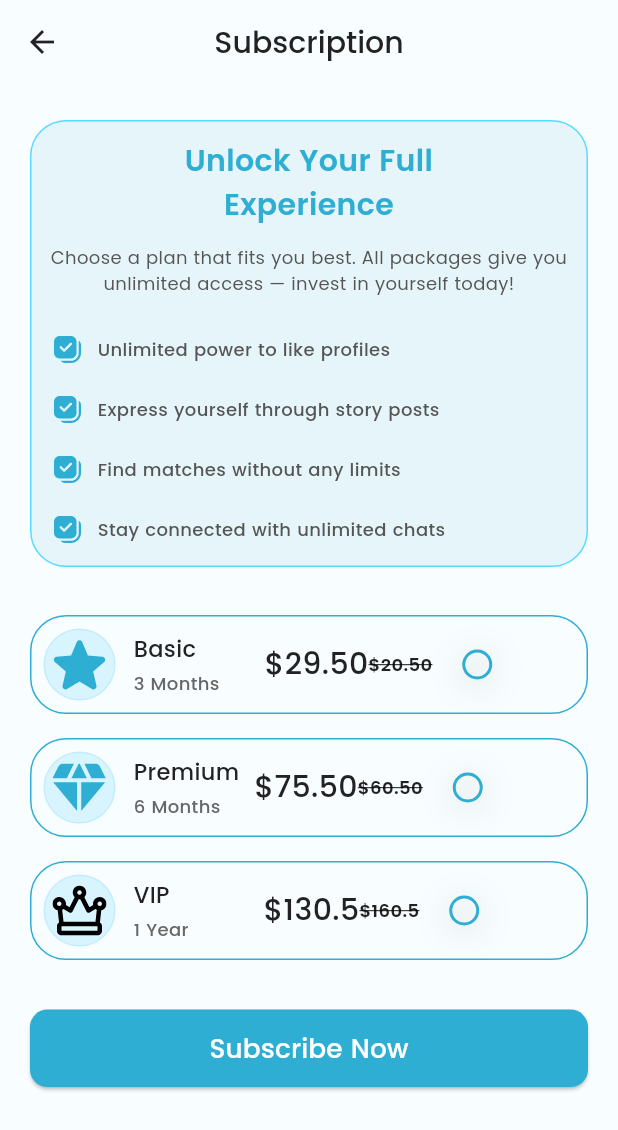
After one commit to MdLimon123/Sidneby-s-Dating-App, a Flutter app: the SubscriptionScreen screen opened directly, on a phone screen of 412 x 824 dp. The commit adds this screen. Shown: the top 1130 px of the screen. Run offline on Flutter 3.47's test engine with Material 3 defaults, Android fonts, the light colour scheme and no system bars; our stand-ins replace country_code_picker, dotted_border, flutter_otp_text_field, flutter_screenutil, flutter_spinkit, flutter_svg and 4 more; accounts and stored records are empty.

Commit message:
complete subscription

```diff
--- /dev/null
+++ b/lib/views/screen/Profile/AllSubScreen/subscription_screen.dart
@@ -0,0 +1,326 @@
+import 'package:flutter/material.dart';
+import 'package:flutter_svg/flutter_svg.dart';
+import 'package:sindeby_dating_app/utils/app_colors.dart';
+import 'package:sindeby_dating_app/views/base/appbar.dart';
+import 'package:sindeby_dating_app/views/base/custom_button.dart';
+import 'package:sindeby_dating_app/views/base/custom_radio_button.dart';
+
+class SubscriptionScreen extends StatefulWidget {
+  const SubscriptionScreen({super.key});
+
+  @override
+  State<SubscriptionScreen> createState() => _SubscriptionScreenState();
+}
+
+class _SubscriptionScreenState extends State<SubscriptionScreen> {
+
+  bool isBasic = false;
+  bool isPremium =false;
+  bool isVip = false;
+  @override
+  Widget build(BuildContext context) {
+    return Scaffold(
+      backgroundColor: AppColors.backgroundColor,
+      appBar: AppBar(
+        backgroundColor: AppColors.secondaryBackgroundColor,
+        leading: Icon(Icons.arrow_back, color: AppColors.textColor,),
+        title: Text(
+          "Subscription",
+          style: TextStyle(
+            fontSize: 20,
+            fontWeight: FontWeight.w500,
+            color: AppColors.textColor,
+          ),
+        ),
+        centerTitle: true,
+      ),
+      body: ListView(
+        padding: EdgeInsets.symmetric(horizontal: 20, vertical: 24),
+        children: [
+          Container(
+            width: double.infinity,
+            padding: EdgeInsets.all(12),
+            decoration: BoxDecoration(
+              color: Color(0xFF97D6E8).withValues(alpha: 0.20),
+              borderRadius: BorderRadius.circular(24),
+              border: Border.all(color: Color(0xFF59DBFF),
+                  width: 1)
+            ),
+            child: Column(
+              children: [
+                Center(
+                  child: Text("Unlock Your Full \nExperience",
+                  style: TextStyle(
+                    fontSize: 20,
+                    fontWeight: FontWeight.w600,
+                    color: Color(0xFF2EAED2)
+                  ),
+                  textAlign: TextAlign.center,),
+                ),
+                SizedBox(height: 12,),
+                Text("Choose a plan that fits you best. All packages give you unlimited access — invest in yourself today!",
+                style: TextStyle(
+                  fontSize: 12,
+                  fontWeight: FontWeight.w400,
+                  color: Color(0xFF555555)
+                ),
+                textAlign: TextAlign.center,),
+                SizedBox(height: 24,),
+                _customText(
+                  text: "Unlimited power to like profiles"
+                ),
+                SizedBox(height: 16,),
+                _customText(
+                    text: "Express yourself through story posts"
+                ),
+                SizedBox(height: 16,),
+                _customText(
+                    text: "Find matches without any limits"
+                ),
+                SizedBox(height: 16,),
+                _customText(
+                    text: "Stay connected with unlimited chats"
+                ),
+              ],
+            ),
+          ),
+
+          SizedBox(height: 32,),
+          Container(
+            width: double.infinity,
+            padding: EdgeInsets.all(8),
+            decoration: BoxDecoration(
+              borderRadius: BorderRadius.circular(24),
+              border: Border.all(color: Color(0xFF2EAED2),
+                  width: 1)
+            ),
+            child: Row(
+              children: [
+                Container(
+                  height: 48,
+                  width: 48,
+                  decoration: BoxDecoration(
+                    color: Color(0xFFA3E9FF).withValues(alpha: 0.38),
+                    shape: BoxShape.circle,
+                    border: Border.all(color: Color(0xFF2EAED2).withValues(alpha: 0.12),
+                    width: 1)
+                  ),
+                  child: Padding(
+                    padding: const EdgeInsets.all(5.0),
+                    child: SvgPicture.asset('assets/icons/star.svg'),
+                  ),
+                  ),
+                SizedBox(width: 12,),
+                Column(
+                  mainAxisAlignment: MainAxisAlignment.start,
+                  crossAxisAlignment: CrossAxisAlignment.start,
+                  children: [
+                    Text("Basic",
+                    style: TextStyle(
+                      fontSize: 15,
+                      fontWeight: FontWeight.w500,
+                      color: AppColors.textColor
+                    ),),
+                    SizedBox(height: 4,),
+                    Text("3 Months",
+                    style: TextStyle(
+                      fontSize: 12,
+                      fontWeight: FontWeight.w500,
+                      color: Color(0xFF676767)
+                    ),)
+                  ],
+                ),
+                SizedBox(width: 30,),
+                Text("\$29.50",
+                style: TextStyle(
+                  fontSize: 20,
+                  fontWeight: FontWeight.w500,
+                  color: AppColors.textColor
+                ),),
+                Text("\$20.50",
+                  style: TextStyle(
+                      fontSize: 12,
+                      fontWeight: FontWeight.w600,
+                      color: AppColors.textColor,
+                    decoration: TextDecoration.lineThrough
+                  ),),
+                SizedBox(width: 20,),
+                CustomRadioButton(
+                    value: isBasic,
+                    onChanged: (val){
+                      setState(() {
+                        isBasic = val;
+                      });
+                    })
+
+              ],
+            ),
+          ),
+          SizedBox(height: 16,),
+          Container(
+            width: double.infinity,
+            padding: EdgeInsets.all(8),
+            decoration: BoxDecoration(
+                borderRadius: BorderRadius.circular(24),
+                border: Border.all(color: Color(0xFF2EAED2),
+                    width: 1)
+            ),
+            child: Row(
+
+              children: [
+                Container(
+                  height: 48,
+                  width: 48,
+                  decoration: BoxDecoration(
+                      color: Color(0xFFA3E9FF).withValues(alpha: 0.38),
+                      shape: BoxShape.circle,
+                      border: Border.all(color: Color(0xFF2EAED2).withValues(alpha: 0.12),
+                          width: 1)
+                  ),
+                  child: Padding(
+                    padding: const EdgeInsets.all(5.0),
+                    child: SvgPicture.asset('assets/icons/dimaon.svg'),
+                  ),
+                ),
+                SizedBox(width: 12,),
+                Column(
+                  mainAxisAlignment: MainAxisAlignment.start,
+                  crossAxisAlignment: CrossAxisAlignment.start,
+                  children: [
+                    Text("Premium",
+                      style: TextStyle(
+                          fontSize: 15,
+                          fontWeight: FontWeight.w500,
+                          color: AppColors.textColor
+                      ),),
+                    SizedBox(height: 4,),
+                    Text("6 Months",
+                      style: TextStyle(
+                          fontSize: 12,
+                          fontWeight: FontWeight.w500,
+                          color: Color(0xFF676767)
+                      ),)
+                  ],
+                ),
+                SizedBox(width: 10,),
+                Text("\$75.50",
+                  style: TextStyle(
+                      fontSize: 20,
+                      fontWeight: FontWeight.w500,
+                      color: AppColors.textColor
+                  ),),
+                Text("\$60.50",
+                  style: TextStyle(
+                      fontSize: 12,
+                      fontWeight: FontWeight.w600,
+                      color: AppColors.textColor,
+                      decoration: TextDecoration.lineThrough
+                  ),),
+                SizedBox(width: 20,),
+                CustomRadioButton(
+                    value: isPremium,
+                    onChanged: (val){
+                      setState(() {
+                        isPremium = val;
+                      });
+                    })
+
+              ],
+            ),
+          ),
+          SizedBox(height: 16,),
+          Container(
+            width: double.infinity,
+            padding: EdgeInsets.all(8),
+            decoration: BoxDecoration(
+                borderRadius: BorderRadius.circular(24),
+                border: Border.all(color: Color(0xFF2EAED2),
+                    width: 1)
+            ),
+            child: Row(
+              children: [
+                Container(
+                  height: 48,
+                  width: 48,
+                  decoration: BoxDecoration(
+                      color: Color(0xFFA3E9FF).withValues(alpha: 0.38),
+                      shape: BoxShape.circle,
+                      border: Border.all(color: Color(0xFF2EAED2).withValues(alpha: 0.12),
+                          width: 1)
+                  ),
+                  child: Padding(
+                    padding: const EdgeInsets.all(5.0),
+                    child: SvgPicture.asset('assets/icons/subscription.svg'),
+                  ),
+                ),
+                SizedBox(width: 12,),
+                Column(
+                  mainAxisAlignment: MainAxisAlignment.start,
+                  crossAxisAlignment: CrossAxisAlignment.start,
+                  children: [
+                    Text("VIP",
+                      style: TextStyle(
+                          fontSize: 15,
+                          fontWeight: FontWeight.w500,
+                          color: AppColors.textColor
+                      ),),
+                    SizedBox(height: 4,),
+                    Text("1 Year",
+                      style: TextStyle(
+                          fontSize: 12,
+                          fontWeight: FontWeight.w500,
+                          color: Color(0xFF676767)
+                      ),)
+                  ],
+                ),
+                SizedBox(width: 50,),
+                Text("\$130.5",
+                  style: TextStyle(
+                      fontSize: 20,
+                      fontWeight: FontWeight.w500,
+                      color: AppColors.textColor
+                  ),),
+                Text("\$160.5",
+                  style: TextStyle(
+                      fontSize: 12,
+                      fontWeight: FontWeight.w600,
+                      color: AppColors.textColor,
+                      decoration: TextDecoration.lineThrough
+                  ),),
+                SizedBox(width: 20,),
+                CustomRadioButton(
+                    value: isVip,
+                    onChanged: (val){
+                      setState(() {
+                        isVip = val;
+                      });
+                    })
+
+              ],
+            ),
+          ),
+          SizedBox(height: 33,),
+          CustomButton(
+              onTap: (){},
+              text: "Subscribe Now")
+
+        ],
+      ),
+    );
+  }
+
+   _customText({required String text}) {
+    return Row(
+                children: [
+                  SvgPicture.asset('assets/icons/check_mark.svg'),
+                  SizedBox(width: 8,),
+                  Text(text,
+                  style: TextStyle(
+                    fontSize: 12,
+                    fontWeight: FontWeight.w500,
+                    color: Color(0xFF555555)
+                  ),)
+                ],
+              );
+  }
+}
--- a/lib/views/screen/Profile/profile_screen.dart
+++ b/lib/views/screen/Profile/profile_screen.dart
@@ -4,6 +4,7 @@ import 'package:get/get.dart';
 import 'package:sindeby_dating_app/utils/app_colors.dart';
 import 'package:sindeby_dating_app/views/base/custom_switch.dart';
 import 'package:sindeby_dating_app/views/screen/Profile/AllSubScreen/edit_profile_screen.dart';
+import 'package:sindeby_dating_app/views/screen/Profile/AllSubScreen/subscription_screen.dart';
 
 import '../../base/bottom_menu..dart';
 
@@ -69,7 +70,9 @@ class _ProfileScreenState extends State<ProfileScreen> {
                   ),
                   SizedBox(height: 16,),
                   _customContainer(
-                    onTap: (){},
+                    onTap: (){
+                      Get.to(()=> SubscriptionScreen());
+                    },
                       imagePath: 'assets/icons/subscription.svg',
                       text: 'Subscription'
                   ),
```
Also changed, not shown: assets/icons/check_mark.svg (added), assets/icons/dimaon.svg (added), assets/icons/star.svg (added).
